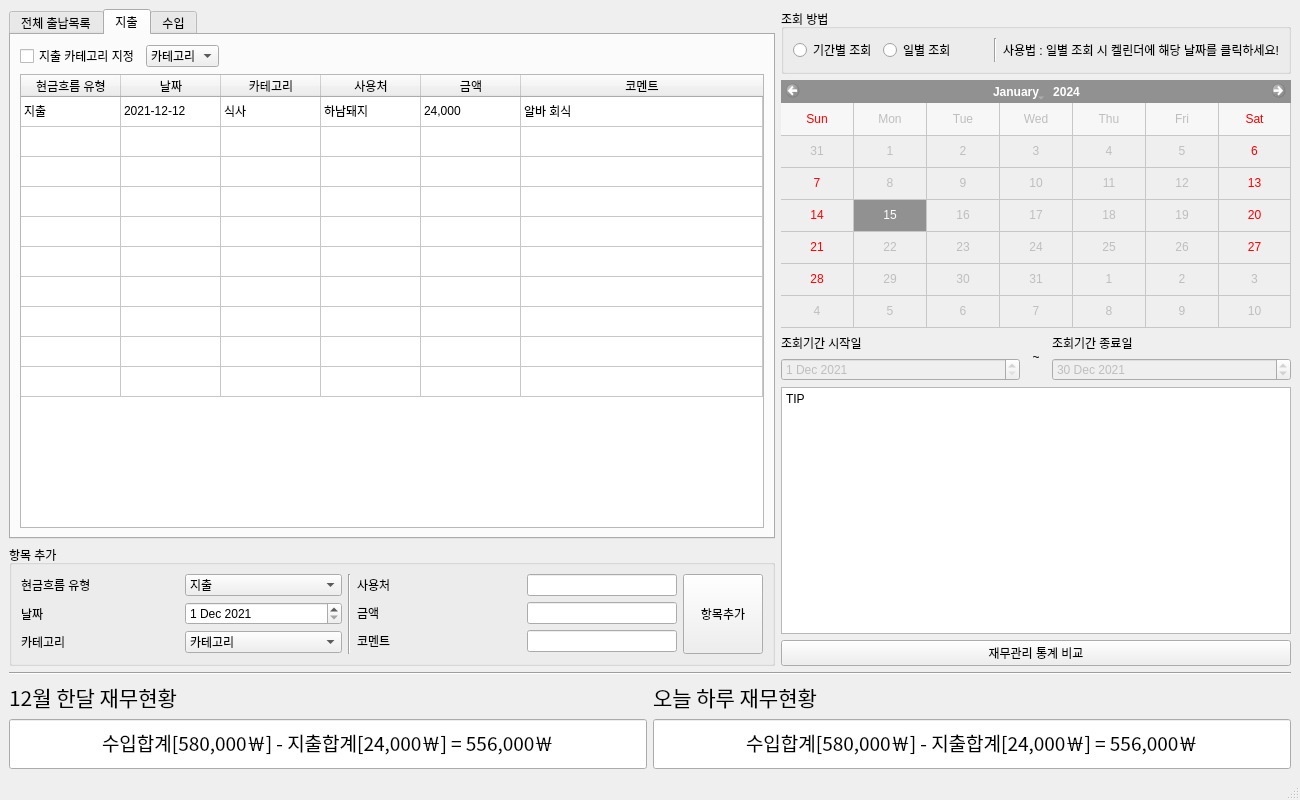
Firstcom1/dku_accounts_project, file dku_accounts_project.ui: the form before one commit.
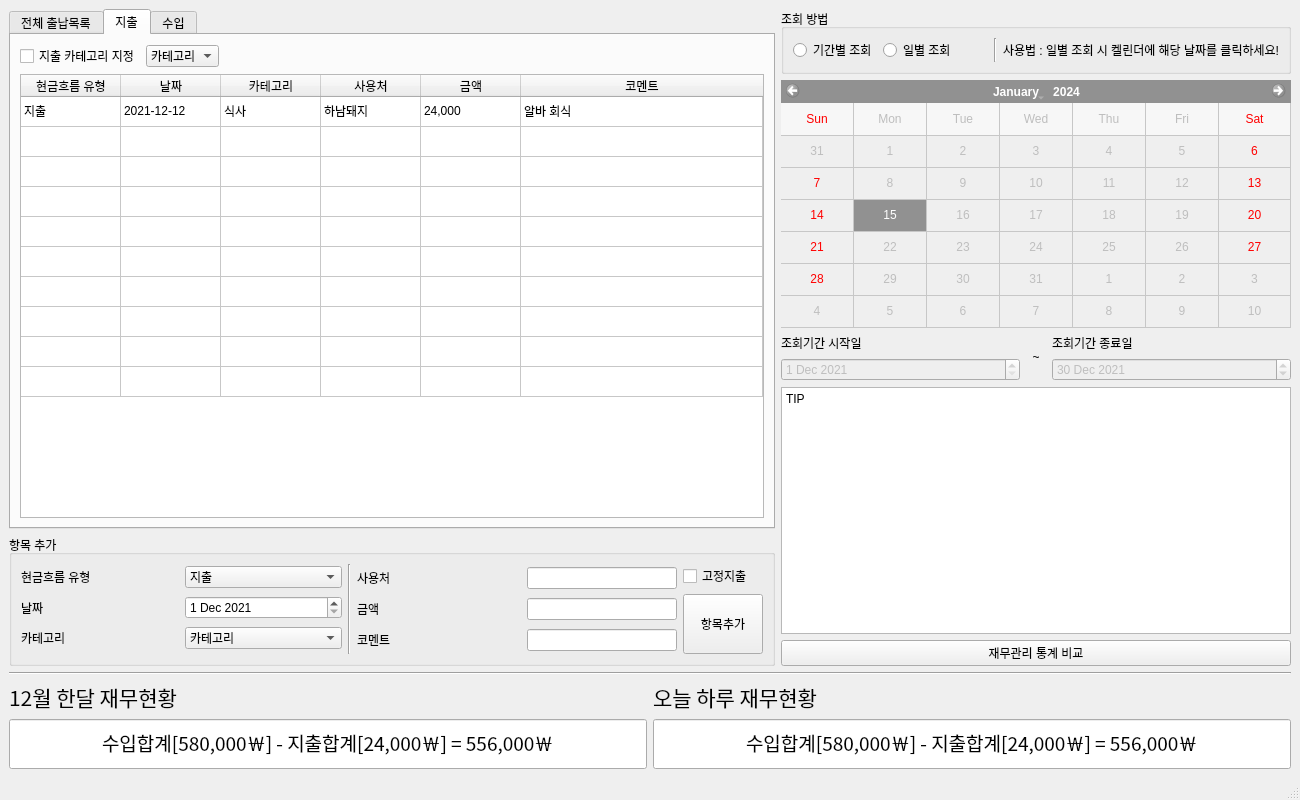
The form after the commit.

Commit message: PYTHON CODE UPDATE: 1. Bring Usable Date From UI, 2. Revise Object Name

Patch:
```diff
--- a/dku_accounts_project.ui
+++ b/dku_accounts_project.ui
@@ -23,7 +23,7 @@
    <enum>QTabWidget::Triangular</enum>
   </property>
   <widget class="QWidget" name="centralwidget">
-   <layout class="QVBoxLayout" name="verticalLayout_14">
+   <layout class="QVBoxLayout" name="verticalLayout_15">
     <item>
      <layout class="QHBoxLayout" name="horizontalLayout_8" stretch="3,2">
       <item>
@@ -823,19 +823,30 @@
               </layout>
              </item>
             </layout>
+           </item>
+           <item>
+            <layout class="QVBoxLayout" name="verticalLayout_14">
+             <item>
+              <widget class="QCheckBox" name="CH_fixedMoney">
+               <property name="text">
+                <string>고정지출</string>
+               </property>
+              </widget>
            </item>
            <item>
             <widget class="QPushButton" name="BT_addItem">
              <property name="minimumSize">
               <size>
                <width>0</width>
-               <height>80</height>
+                 <height>60</height>
               </size>
              </property>
              <property name="text">
               <string>항목추가</string>
              </property>
             </widget>
+             </item>
+            </layout>
            </item>
           </layout>
          </widget>
```
Left out of the diff: 12 changed lines with no effect on the pictures. Lines whose indentation alone changed are shown as unchanged. The commit also changes 2 other files.
